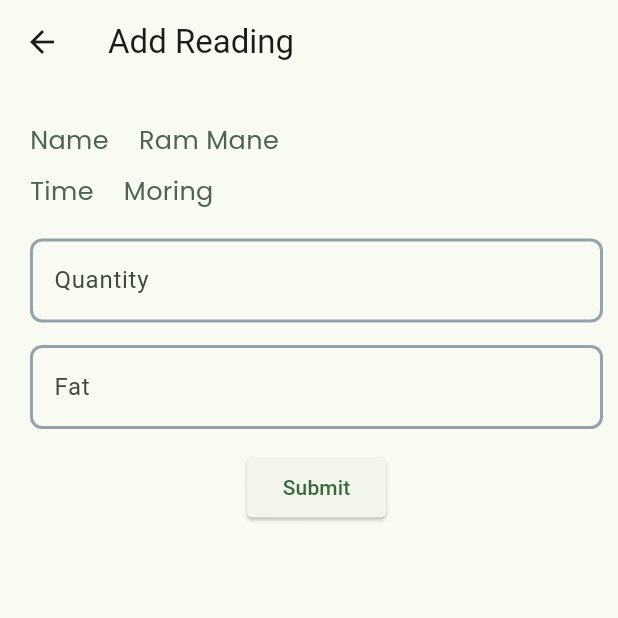
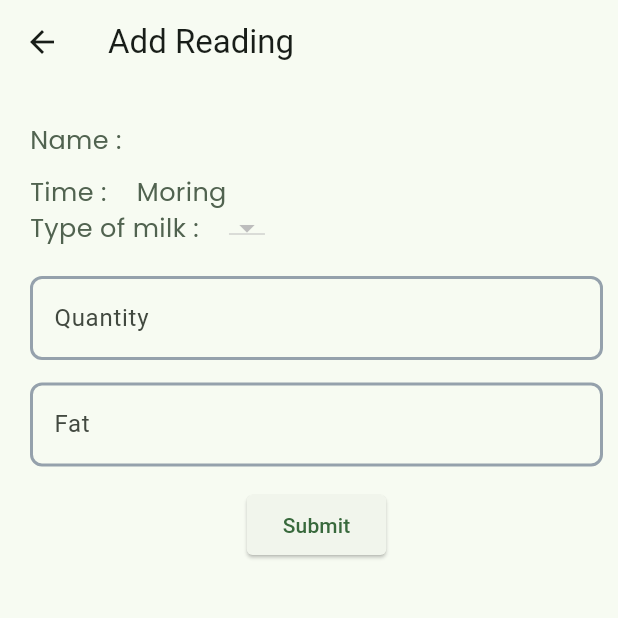
Before and after one commit to Nishant0073/Dudhaganga-Dairy-Application, a Flutter app: the MilkReading screen opened directly with empty values, on a phone screen of 412 x 824 dp, the top half of it. Run offline on Flutter 3.47's test engine with Material 2 defaults, Android fonts, the phone set to English and light mode, and no system bars; our stand-ins replace cloud_firestore, firebase_auth, firebase_core, fluttertoast, get, intl_phone_number_input and 6 more; accounts and stored records are empty; project files that could hold a hidden picture were left out.

Commit message:
Milk Collector take radings.

```diff
--- a/lib/collectorPages/milk_reading.dart
+++ /dev/null
@@ -1,112 +0,0 @@
-import 'package:flutter/material.dart';
-import 'package:get/get.dart';
-import 'package:dudhaganga_app/customWidgets/c_elevated_button.dart';
-import 'package:dudhaganga_app/customWidgets/c_text_field.dart';
-
-class MilkReading extends StatelessWidget {
-  final int index;
-  const MilkReading(this.index, {super.key});
-  @override
-  Widget build(BuildContext context) {
-    return Scaffold(
-        appBar: AppBar(
-          title: Text("milk_reading_add_reading".tr),
-        ),
-        body: Padding(
-          padding: const EdgeInsets.only(left: 20, top: 25.0, right: 10),
-          child: Column(
-            children: <Widget>[
-              Row(
-                mainAxisAlignment: MainAxisAlignment.start,
-                children: [
-                  Row(
-                    children: [
-                      Text(
-                        'milk_reading_name'.tr,
-                        style: TextStyle(
-                          color: Theme.of(context).colorScheme.secondary,
-                          fontFamily: "Poppins",
-                          fontSize: 17,
-                        ),
-                      ),
-                    ],
-                  ),
-                  const SizedBox(
-                    width: 20,
-                  ),
-                  Row(
-                    children: [
-                      Text(
-                        "Ram Mane",
-                        style: TextStyle(
-                          color: Theme.of(context).colorScheme.secondary,
-                          fontFamily: "Poppins",
-                          fontSize: 17,
-                        ),
-                      ),
-                    ],
-                  ),
-                ],
-              ),
-              const SizedBox(
-                height: 10,
-              ),
-              Row(
-                mainAxisAlignment: MainAxisAlignment.start,
-                children: [
-                  Row(
-                    children: [
-                      Text(
-                        'milk_reading_time'.tr,
-                        style: TextStyle(
-                          color: Theme.of(context).colorScheme.secondary,
-                          fontFamily: "Poppins",
-                          fontSize: 17,
-                        ),
-                      ),
-                    ],
-                  ),
-                  const SizedBox(
-                    width: 20,
-                  ),
-                  Row(
-                    children: [
-                      Text(
-                        "milk_reading_morning".tr,
-                        style: TextStyle(
-                          color: Theme.of(context).colorScheme.secondary,
-                          fontFamily: "Poppins",
-                          fontSize: 17,
-                        ),
-                      ),
-                    ],
-                  ),
-                ],
-              ),
-              const SizedBox(
-                height: 20,
-              ),
-              CTextField(
-                label: "milk_reading_quantity".tr,
-                validatorText: "milk_reading_quantity_liter".tr,
-                hintText: "milk_reading_quantity_liter".tr,
-              ),
-              const SizedBox(
-                height: 15,
-              ),
-              CTextField(
-                  label: "milk_reading_fat".tr,
-                  validatorText: "milk_reading_enter_fat".tr,
-                  hintText: "milk_reading_enter_fat".tr),
-              const SizedBox(
-                height: 15,
-              ),
-              CElevatedButton(
-                label: 'milk_reading_submit'.tr,
-                onPress: () {},
-              ),
-            ],
-          ),
-        ));
-  }
-}
--- a/lib/collectorPages/screens/select_farmer/select_farmer_screen.dart
+++ b/lib/collectorPages/screens/select_farmer/select_farmer_screen.dart
@@ -4,7 +4,7 @@ import 'package:flutter/material.dart';
 import 'package:dudhaganga_app/customWidgets/c_card.dart';
 import 'package:get/get.dart';
 import 'package:stacked/stacked.dart';
-import '/collectorPages/milk_reading.dart';
+import '../take_readings/take_readings_view.dart';
 
 class SelectFarmer extends StatefulWidget {
   const SelectFarmer({Key? key}) : super(key: key);
@@ -44,7 +44,8 @@ class _SelectFarmerState extends State<SelectFarmer> {
                     onPressed: () {
                       Navigator.of(context).push(
                         MaterialPageRoute(
-                          builder: (context) => MilkReading(index),
+                          builder: (context) =>
+                              MilkReading(model.farmers[index]),
                         ),
                       );
                     }),
--- /dev/null
+++ b/lib/collectorPages/screens/take_readings/take_readings_model.dart
@@ -0,0 +1,42 @@
+import 'package:flutter/material.dart';
+import 'package:sqflite/sqflite.dart';
+import 'package:stacked/stacked.dart';
+
+import '../../../constants.dart';
+import '../../../farmer.dart';
+import '../../../services/records.dart';
+
+class TakeReadingModel extends BaseViewModel {
+  Farmer? farmer;
+  TextEditingController textEditingControllerWeight = TextEditingController();
+  TextEditingController textEditingControllerFat = TextEditingController();
+  List<String> animals = [];
+  String? selectedAnimal;
+  bool isFileUploaded = false;
+  init(farmer) async {
+    this.farmer = farmer;
+    if (farmer?.cow == true) {
+      animals.add("cow");
+    }
+
+
+    if (farmer?.buffalo == true) {
+      animals.add("buffalo");
+    }
+  }
+
+  void saveDetails() async {
+    setBusy(true);
+    bool res = await addMilkRecord(
+        farmer,
+        double.parse(textEditingControllerWeight.text),
+        double.parse(textEditingControllerFat.text),
+        selectedAnimal ?? "");
+    if (res) {
+      snackbarService.showSnackbar(message: "Record added successfully!");
+    } else {
+      snackbarService.showSnackbar(message: "Unable to add record!");
+    }
+    setBusy(false);
+  }
+}
--- /dev/null
+++ b/lib/collectorPages/screens/take_readings/take_readings_view.dart
@@ -0,0 +1,186 @@
+import 'package:dudhaganga_app/collectorPages/screens/take_readings/take_readings_model.dart';
+import 'package:dudhaganga_app/customWidgets/ddd_loading.dart';
+import 'package:dudhaganga_app/farmer.dart';
+import 'package:flutter/material.dart';
+import 'package:get/get.dart';
+import 'package:dudhaganga_app/customWidgets/c_elevated_button.dart';
+import 'package:dudhaganga_app/customWidgets/c_text_field.dart';
+import 'package:stacked/stacked.dart';
+
+class MilkReading extends StatefulWidget {
+  final Farmer? farmer;
+  const MilkReading(this.farmer, {super.key});
+
+  @override
+  State<MilkReading> createState() => _MilkReadingState();
+}
+
+class _MilkReadingState extends State<MilkReading> {
+  @override
+  Widget build(BuildContext context) {
+    return ViewModelBuilder<TakeReadingModel>.reactive(
+        viewModelBuilder: () => TakeReadingModel(),
+        onViewModelReady: (model) => model.init(widget.farmer),
+        builder: (context, model, child) => _body(context, model));
+  }
+
+  Widget _body(BuildContext context, TakeReadingModel model) {
+    return Scaffold(
+      appBar: AppBar(
+        title: Text("milk_reading_add_reading".tr),
+      ),
+      body: SingleChildScrollView(
+        child: Stack(
+          children: [
+            Padding(
+              padding: const EdgeInsets.only(left: 20, top: 25.0, right: 10),
+              child: Column(
+                children: <Widget>[
+                  Row(
+                    mainAxisAlignment: MainAxisAlignment.start,
+                    children: [
+                      Row(
+                        children: [
+                          Text(
+                            "${'milk_reading_name'.tr} :",
+                            style: TextStyle(
+                              color: Theme.of(context).colorScheme.secondary,
+                              fontFamily: "Poppins",
+                              fontSize: 17,
+                            ),
+                          ),
+                        ],
+                      ),
+                      const SizedBox(
+                        width: 20,
+                      ),
+                      Row(
+                        children: [
+                          Text(
+                            model.farmer?.name ?? "Farmer Name",
+                            style: TextStyle(
+                              color: Theme.of(context).colorScheme.secondary,
+                              fontFamily: "Poppins",
+                              fontSize: 17,
+                            ),
+                          ),
+                        ],
+                      ),
+                    ],
+                  ),
+                  const SizedBox(
+                    height: 10,
+                  ),
+                  Row(
+                    mainAxisAlignment: MainAxisAlignment.start,
+                    children: [
+                      Row(
+                        children: [
+                          Text(
+                            "${'milk_reading_time'.tr} :",
+                            style: TextStyle(
+                              color: Theme.of(context).colorScheme.secondary,
+                              fontFamily: "Poppins",
+                              fontSize: 17,
+                            ),
+                          ),
+                        ],
+                      ),
+                      const SizedBox(
+                        width: 20,
+                      ),
+                      Row(
+                        children: [
+                          Text(
+                            DateTime.now().hour < 15
+                                ? "milk_reading_morning".tr
+                                : 'add_milk_buyer_evening'.tr,
+                            style: TextStyle(
+                              color: Theme.of(context).colorScheme.secondary,
+                              fontFamily: "Poppins",
+                              fontSize: 17,
+                            ),
+                          ),
+                        ],
+                      ),
+                    ],
+                  ),
+                  Row(
+                    mainAxisAlignment: MainAxisAlignment.start,
+                    children: [
+                      Row(
+                        children: [
+                          Text(
+                            "${'select_milk_type'.tr} :",
+                            style: TextStyle(
+                              color: Theme.of(context).colorScheme.secondary,
+                              fontFamily: "Poppins",
+                              fontSize: 17,
+                            ),
+                          ),
+                        ],
+                      ),
+                      const SizedBox(
+                        width: 20,
+                      ),
+                      Row(
+                        children: [
+                          DropdownButton(
+                            value: model.selectedAnimal,
+                            items: model.animals.map((String items) {
+                              return DropdownMenuItem(
+                                value: items,
+                                child: Text(items),
+                              );
+                            }).toList(),
+                            onChanged: (String? value) {
+                              setState(() {
+                                model.selectedAnimal = value;
+                              });
+
+                              print(model.selectedAnimal);
+                            },
+                          ),
+                        ],
+                      ),
+                    ],
+                  ),
+                  const SizedBox(
+                    height: 20,
+                  ),
+                  CTextField(
+                    label: "milk_reading_quantity".tr,
+                    validatorText: "milk_reading_quantity_liter".tr,
+                    hintText: "milk_reading_quantity_liter".tr,
+                    textEditingController: model.textEditingControllerWeight,
+                  ),
+                  const SizedBox(
+                    height: 15,
+                  ),
+                  CTextField(
+                    label: "milk_reading_fat".tr,
+                    validatorText: "milk_reading_enter_fat".tr,
+                    hintText: "milk_reading_enter_fat".tr,
+                    textEditingController: model.textEditingControllerFat,
+                  ),
+                  const SizedBox(
+                    height: 15,
+                  ),
+                  CElevatedButton(
+                    label: 'milk_reading_submit'.tr,
+                    onPress: () {
+                      model.saveDetails();
+                    },
+                  ),
+                ],
+              ),
+            ),
+            DDLoader(
+              loading: model.isBusy,
+            ),
+          ],
+        ),
+      ),
+    );
+  }
+}
--- a/lib/customWidgets/c_text_field.dart
+++ b/lib/customWidgets/c_text_field.dart
@@ -8,6 +8,7 @@ class CTextField extends StatefulWidget {
   final Function? onChange;
   final Function? onSave;
   final String? Function(String?)? validator;
+  final TextEditingController? textEditingController;
   const CTextField({
     super.key,
     required this.label,
@@ -16,6 +17,7 @@ class CTextField extends StatefulWidget {
     this.onChange,
     this.onSave,
     this.validator,
+    this.textEditingController,
   });
 
   @override
@@ -27,6 +29,7 @@ class _CTextFieldState extends State<CTextField> {
   Widget build(BuildContext context) {
     return Material(
       child: TextFormField(
+        controller: widget.textEditingController,
         autovalidateMode: AutovalidateMode.onUserInteraction,
         onChanged: (value) =>
             widget.onChange == null ? null : widget.onChange!(value),
--- a/lib/languagepage.dart
+++ b/lib/languagepage.dart
@@ -70,6 +70,9 @@ class LanguagePage extends Translations {
           'milk_reading_fat': 'Fat',
           'milk_reading_submit': 'Submit',
           'milk_reading_enter_fat': 'Enter Milk Fat',
+
+          //take reading page:
+          'select_milk_type': 'Type of milk',
         },
         'hi_IN': {
           'side_bar_home': 'मुख्यपृष्ठ',
@@ -138,6 +141,8 @@ class LanguagePage extends Translations {
           'milk_reading_fat': 'फॅट',
           'milk_reading_submit': 'सबमीट',
           'milk_reading_enter_fat': 'दूध फॅट दर्ज करें',
+          //take reading page:
+          'select_milk_type': 'दूध का प्रकार',
         },
         'mr_IN': {
           'side_bar_home': 'मुख्यपृष्ठ',
@@ -206,6 +211,8 @@ class LanguagePage extends Translations {
           'milk_reading_fat': 'फॅट',
           'milk_reading_submit': 'सबमीट',
           'milk_reading_enter_fat': 'दूध फॅट प्रविष्ट करा',
+          //take reading page:
+          'select_milk_type': 'दुधाचा प्रकार',
         }
       };
 }
--- a/pubspec.yaml
+++ b/pubspec.yaml
@@ -27,6 +27,9 @@ dependencies:
   shared_preferences: ^2.0.17
   stacked_services: ^0.9.9
   stacked: ^3.0.0
+  intl: ^0.17.0
+  file_picker: ^5.2.5
+  sqflite: ^2.2.4+1
 
 
 
```
Also changed, not shown: lib/services/records.dart (added, +28 -0 lines), pubspec.lock, 3 other files.
